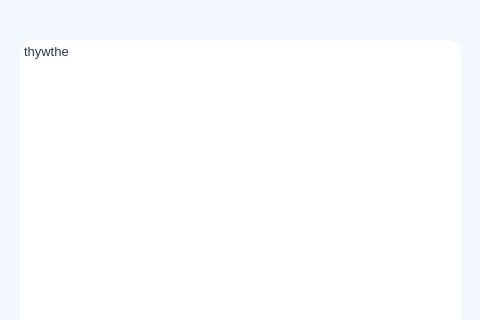
Old version of the form uis/texts_label_window.ui in the repository pavdmit/sl2; both pictures show x 0 to 480 and y 0 to 320 of the 800 by 800 pixel window.
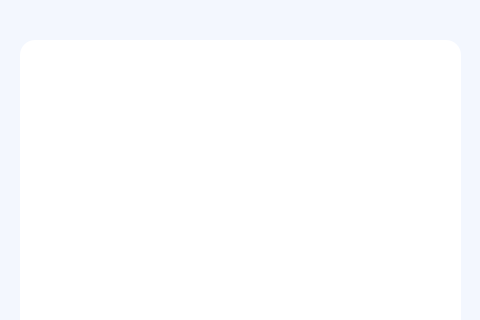
New version of the form.

```diff
--- a/uis/texts_label_window.ui
+++ b/uis/texts_label_window.ui
@@ -347,7 +347,7 @@
 &lt;html&gt;&lt;head&gt;&lt;meta name=&quot;qrichtext&quot; content=&quot;1&quot; /&gt;&lt;style type=&quot;text/css&quot;&gt;
 p, li { white-space: pre-wrap; }
 &lt;/style&gt;&lt;/head&gt;&lt;body style=&quot; font-family:'Andale Mono'; font-size:10pt; font-weight:400; font-style:normal;&quot;&gt;
-&lt;p style=&quot; margin-top:0px; margin-bottom:0px; margin-left:0px; margin-right:0px; -qt-block-indent:0; text-indent:0px;&quot;&gt;thywthe&lt;/p&gt;&lt;/body&gt;&lt;/html&gt;</string>
+&lt;p style=&quot;-qt-paragraph-type:empty; margin-top:0px; margin-bottom:0px; margin-left:0px; margin-right:0px; -qt-block-indent:0; text-indent:0px;&quot;&gt;&lt;br /&gt;&lt;/p&gt;&lt;/body&gt;&lt;/html&gt;</string>
     </property>
    </widget>
    <widget class="QWidget" name="horizontalLayoutWidget_3">
```
Left out of the diff: 17 changed lines with no effect on the pictures.
